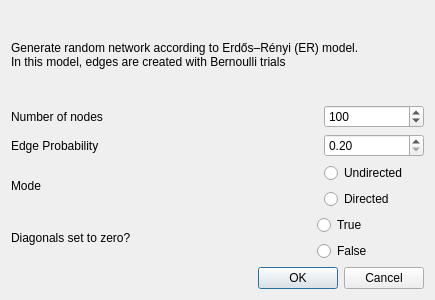
Old version of the form src/forms/randerdosrenyidialog.ui in the repository socnetv/app.
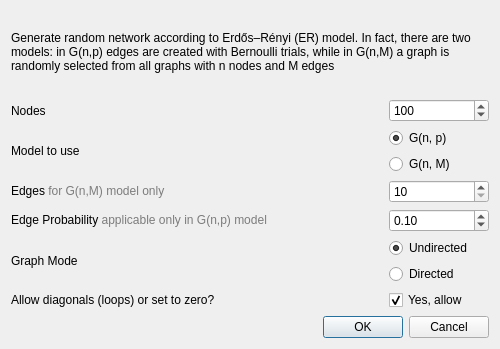
New version of the form.

Commit message: added nice new dialog for random net generation according to Erdos-Renyi models - also added a draft of G(n,M) model

What changed in the file:
```diff
--- a/src/forms/randerdosrenyidialog.ui
+++ b/src/forms/randerdosrenyidialog.ui
@@ -6,19 +6,59 @@
    <rect>
     <x>0</x>
     <y>0</y>
-    <width>435</width>
-    <height>300</height>
+    <width>500</width>
+    <height>349</height>
    </rect>
   </property>
+  <property name="minimumSize">
+   <size>
+    <width>500</width>
+    <height>0</height>
+   </size>
+  </property>
   <property name="windowTitle">
    <string>Dialog</string>
   </property>
   <layout class="QGridLayout" name="gridLayout">
    <item row="0" column="0">
     <widget class="QLabel" name="label_2">
+     <property name="sizePolicy">
+      <sizepolicy hsizetype="MinimumExpanding" vsizetype="Preferred">
+       <horstretch>0</horstretch>
+       <verstretch>0</verstretch>
+      </sizepolicy>
+     </property>
+     <property name="minimumSize">
+      <size>
+       <width>450</width>
+       <height>50</height>
+      </size>
+     </property>
+     <property name="font">
+      <font>
+       <weight>50</weight>
+       <italic>false</italic>
+       <bold>false</bold>
+       <underline>false</underline>
+      </font>
+     </property>
+     <property name="frameShape">
+      <enum>QFrame::NoFrame</enum>
+     </property>
+     <property name="frameShadow">
+      <enum>QFrame::Sunken</enum>
+     </property>
      <property name="text">
       <string>Generate random network according to Erdős–Rényi (ER) model.
-In this model, edges are created with Bernoulli trials</string>
+In fact, there are two models: in G(n,p) edges are created with Bernoulli trials, 
+while in G(n,M) a graph is randomly selected from all graphs with
+ n nodes and M edges</string>
+     </property>
+     <property name="textFormat">
+      <enum>Qt::RichText</enum>
+     </property>
+     <property name="wordWrap">
+      <bool>true</bool>
      </property>
     </widget>
    </item>
@@ -26,14 +66,20 @@
     <layout class="QHBoxLayout" name="horizontalLayout_2">
      <item>
       <widget class="QLabel" name="nodesLabel">
+       <property name="sizePolicy">
+        <sizepolicy hsizetype="MinimumExpanding" vsizetype="Preferred">
+         <horstretch>0</horstretch>
+         <verstretch>0</verstretch>
+        </sizepolicy>
+       </property>
        <property name="minimumSize">
         <size>
-         <width>300</width>
+         <width>380</width>
          <height>0</height>
         </size>
        </property>
        <property name="text">
-        <string>Number of nodes</string>
+        <string>Nodes</string>
        </property>
       </widget>
      </item>
@@ -65,17 +111,145 @@
     </layout>
    </item>
    <item row="2" column="0">
+    <layout class="QHBoxLayout" name="horizontalLayout_5">
+     <item>
+      <widget class="QLabel" name="modelLabel">
+       <property name="sizePolicy">
+        <sizepolicy hsizetype="MinimumExpanding" vsizetype="Preferred">
+         <horstretch>0</horstretch>
+         <verstretch>0</verstretch>
+        </sizepolicy>
+       </property>
+       <property name="minimumSize">
+        <size>
+         <width>380</width>
+         <height>0</height>
+        </size>
+       </property>
+       <property name="text">
+        <string>Model to use</string>
+       </property>
+      </widget>
+     </item>
+     <item>
+      <layout class="QVBoxLayout" name="verticalLayout_3">
+       <item>
+        <widget class="QRadioButton" name="gnpRadioButton">
+         <property name="minimumSize">
+          <size>
+           <width>100</width>
+           <height>0</height>
+          </size>
+         </property>
+         <property name="toolTip">
+          <string>&lt;!DOCTYPE HTML PUBLIC &quot;-//W3C//DTD HTML 4.0//EN&quot; &quot;http://www.w3.org/TR/REC-html40/strict.dtd&quot;&gt;
+&lt;html&gt;&lt;head&gt;&lt;meta name=&quot;qrichtext&quot; content=&quot;1&quot; /&gt;&lt;style type=&quot;text/css&quot;&gt;
+p, li { white-space: pre-wrap; }
+&lt;/style&gt;&lt;/head&gt;&lt;body style=&quot; font-family:'Ubuntu'; font-size:10pt; font-weight:400; font-style:normal;&quot;&gt;
+&lt;p style=&quot; margin-top:0px; margin-bottom:0px; margin-left:0px; margin-right:0px; -qt-block-indent:0; text-indent:0px;&quot;&gt;This will create a new random network using &lt;span style=&quot; font-weight:600;&quot;&gt;G(n,p)&lt;/span&gt; model, where&lt;/p&gt;
+&lt;p style=&quot;-qt-paragraph-type:empty; margin-top:0px; margin-bottom:0px; margin-left:0px; margin-right:0px; -qt-block-indent:0; text-indent:0px;&quot;&gt;&lt;br /&gt;&lt;/p&gt;
+&lt;p style=&quot; margin-top:0px; margin-bottom:0px; margin-left:0px; margin-right:0px; -qt-block-indent:0; text-indent:0px;&quot;&gt;&lt;span style=&quot; font-weight:600;&quot;&gt;n&lt;/span&gt; is the number of nodes in the final graph&lt;/p&gt;
+&lt;p style=&quot;-qt-paragraph-type:empty; margin-top:0px; margin-bottom:0px; margin-left:0px; margin-right:0px; -qt-block-indent:0; text-indent:0px;&quot;&gt;&lt;br /&gt;&lt;/p&gt;
+&lt;p style=&quot; margin-top:0px; margin-bottom:0px; margin-left:0px; margin-right:0px; -qt-block-indent:0; text-indent:0px;&quot;&gt;&lt;span style=&quot; font-weight:600;&quot;&gt;p&lt;/span&gt; is the probability with which an edge is included in the graph&lt;/p&gt;
+&lt;p style=&quot;-qt-paragraph-type:empty; margin-top:0px; margin-bottom:0px; margin-left:0px; margin-right:0px; -qt-block-indent:0; text-indent:0px;&quot;&gt;&lt;br /&gt;&lt;/p&gt;
+&lt;p style=&quot; margin-top:0px; margin-bottom:0px; margin-left:0px; margin-right:0px; -qt-block-indent:0; text-indent:0px;&quot;&gt;If you select this model, you must enter the number of nodes n and the edge probability p. &lt;/p&gt;
+&lt;p style=&quot;-qt-paragraph-type:empty; margin-top:0px; margin-bottom:0px; margin-left:0px; margin-right:0px; -qt-block-indent:0; text-indent:0px;&quot;&gt;&lt;br /&gt;&lt;/p&gt;
+&lt;p style=&quot; margin-top:0px; margin-bottom:0px; margin-left:0px; margin-right:0px; -qt-block-indent:0; text-indent:0px;&quot;&gt;You may also select if the final network will be undirected or directed and if you want to allow nodes to link to themselves (diagonal non zero).&lt;/p&gt;&lt;/body&gt;&lt;/html&gt;</string>
+         </property>
+         <property name="text">
+          <string>G(n, p)</string>
+         </property>
+         <property name="checked">
+          <bool>true</bool>
+         </property>
+         <property name="autoExclusive">
+          <bool>false</bool>
+         </property>
+        </widget>
+       </item>
+       <item>
+        <widget class="QRadioButton" name="gnmRadioButton">
+         <property name="minimumSize">
+          <size>
+           <width>100</width>
+           <height>0</height>
+          </size>
+         </property>
+         <property name="toolTip">
+          <string>&lt;html&gt;&lt;head/&gt;&lt;body&gt;&lt;p&gt;This will create a new random network using &lt;span style=&quot; font-weight:600;&quot;&gt;G(n,M)&lt;/span&gt; model, where&lt;/p&gt;&lt;p&gt;&lt;span style=&quot; font-weight:600;&quot;&gt; n&lt;/span&gt; is the number of nodes in the final graph&lt;/p&gt;&lt;p&gt;&lt;span style=&quot; font-weight:600;&quot;&gt; M&lt;/span&gt; is the number of edges in the final graph&lt;/p&gt;&lt;p&gt;If you select this model, you must enter both the number of nodes n and the number of edges M&lt;/p&gt;&lt;p&gt;You may also select if the final network will be undirected or directed and if you want to allow nodes to link to themselves (diagonal non zero).&lt;/p&gt;&lt;/body&gt;&lt;/html&gt;</string>
+         </property>
+         <property name="text">
+          <string>G(n, M)</string>
+         </property>
+         <property name="autoExclusive">
+          <bool>false</bool>
+         </property>
+        </widget>
+       </item>
+      </layout>
+     </item>
+    </layout>
+   </item>
+   <item row="3" column="0">
+    <layout class="QHBoxLayout" name="horizontalLayout_6">
+     <property name="sizeConstraint">
+      <enum>QLayout::SetMinimumSize</enum>
+     </property>
+     <item>
+      <widget class="QLabel" name="label_4">
+       <property name="sizePolicy">
+        <sizepolicy hsizetype="MinimumExpanding" vsizetype="Preferred">
+         <horstretch>0</horstretch>
+         <verstretch>0</verstretch>
+        </sizepolicy>
+       </property>
+       <property name="minimumSize">
+        <size>
+         <width>380</width>
+         <height>0</height>
+        </size>
+       </property>
+       <property name="text">
+        <string>&lt;html&gt;&lt;head/&gt;&lt;body&gt;&lt;p&gt;Edges &lt;span style=&quot; color:#7c7c7c;&quot;&gt;for G(n,M) model only&lt;/span&gt;&lt;/p&gt;&lt;/body&gt;&lt;/html&gt;</string>
+       </property>
+      </widget>
+     </item>
+     <item>
+      <widget class="QSpinBox" name="edgesSpinBox">
+       <property name="minimumSize">
+        <size>
+         <width>100</width>
+         <height>0</height>
+        </size>
+       </property>
+       <property name="minimum">
+        <number>10</number>
+       </property>
+       <property name="maximum">
+        <number>9999</number>
+       </property>
+      </widget>
+     </item>
+    </layout>
+   </item>
+   <item row="4" column="0">
     <layout class="QHBoxLayout" name="horizontalLayout">
      <item>
       <widget class="QLabel" name="probLabel">
+       <property name="sizePolicy">
+        <sizepolicy hsizetype="MinimumExpanding" vsizetype="Preferred">
+         <horstretch>0</horstretch>
+         <verstretch>0</verstretch>
+        </sizepolicy>
+       </property>
        <property name="minimumSize">
         <size>
-         <width>300</width>
+         <width>400</width>
          <height>0</height>
         </size>
        </property>
        <property name="text">
-        <string>Edge Probability</string>
+        <string>&lt;html&gt;&lt;head/&gt;&lt;body&gt;&lt;p&gt;Edge Probability &lt;span style=&quot; color:#7c7c7c;&quot;&gt;applicable only in G(n,p) model&lt;/span&gt;&lt;/p&gt;&lt;/body&gt;&lt;/html&gt;</string>
        </property>
       </widget>
      </item>
@@ -94,7 +268,7 @@
         </size>
        </property>
        <property name="minimum">
-        <double>0.200000000000000</double>
+        <double>0.010000000000000</double>
        </property>
        <property name="maximum">
         <double>1.000000000000000</double>
@@ -102,17 +276,26 @@
        <property name="singleStep">
         <double>0.010000000000000</double>
        </property>
+       <property name="value">
+        <double>0.100000000000000</double>
+       </property>
       </widget>
      </item>
     </layout>
    </item>
-   <item row="3" column="0">
+   <item row="5" column="0">
     <layout class="QHBoxLayout" name="horizontalLayout_3">
      <item>
       <widget class="QLabel" name="label">
+       <property name="sizePolicy">
+        <sizepolicy hsizetype="MinimumExpanding" vsizetype="Preferred">
+         <horstretch>0</horstretch>
+         <verstretch>0</verstretch>
+        </sizepolicy>
+       </property>
        <property name="minimumSize">
         <size>
-         <width>300</width>
+         <width>400</width>
          <height>0</height>
         </size>
        </property>
@@ -123,7 +306,7 @@
         </font>
        </property>
        <property name="text">
-        <string>Mode</string>
+        <string>Graph Mode</string>
        </property>
       </widget>
      </item>
@@ -153,6 +336,12 @@
          <property name="text">
           <string>Undirected</string>
          </property>
+         <property name="checked">
+          <bool>true</bool>
+         </property>
+         <property name="autoExclusive">
+          <bool>false</bool>
+         </property>
         </widget>
        </item>
        <item>
@@ -178,38 +367,37 @@
      </item>
     </layout>
    </item>
-   <item row="4" column="0">
+   <item row="6" column="0">
     <layout class="QHBoxLayout" name="horizontalLayout_4">
      <item>
       <widget class="QLabel" name="label_3">
+       <property name="sizePolicy">
+        <sizepolicy hsizetype="MinimumExpanding" vsizetype="Preferred">
+         <horstretch>0</horstretch>
+         <verstretch>0</verstretch>
+        </sizepolicy>
+       </property>
        <property name="minimumSize">
         <size>
-         <width>300</width>
+         <width>400</width>
          <height>0</height>
         </size>
        </property>
        <property name="text">
-        <string>Diagonals set to zero?</string>
+        <string>Allow diagonals (loops) or set to zero?</string>
        </property>
       </widget>
      </item>
      <item>
       <layout class="QVBoxLayout" name="verticalLayout_2">
        <item>
-        <widget class="QRadioButton" name="zeroDiagRadio">
-         <property name="minimumSize">
-          <size>
-           <width>100</width>
-           <height>0</height>
-          </size>
+        <widget class="QCheckBox" name="diagCheckBox">
+         <property name="sizePolicy">
+          <sizepolicy hsizetype="Fixed" vsizetype="Fixed">
+           <horstretch>0</horstretch>
+           <verstretch>0</verstretch>
+          </sizepolicy>
          </property>
-         <property name="text">
-          <string>True</string>
-         </property>
-        </widget>
-       </item>
-       <item>
-        <widget class="QRadioButton" name="nonZeroDiagRadio">
          <property name="minimumSize">
           <size>
            <width>100</width>
@@ -217,7 +405,10 @@
           </size>
          </property>
          <property name="text">
-          <string>False</string>
+          <string>Yes, allow</string>
+         </property>
+         <property name="checked">
+          <bool>true</bool>
          </property>
         </widget>
        </item>
@@ -225,7 +416,7 @@
      </item>
     </layout>
    </item>
-   <item row="5" column="0">
+   <item row="7" column="0">
     <widget class="QDialogButtonBox" name="buttonBox">
      <property name="orientation">
       <enum>Qt::Horizontal</enum>
```
Left out of the diff: 19 changed lines with no effect on the pictures. The commit also changes 7 other files.
